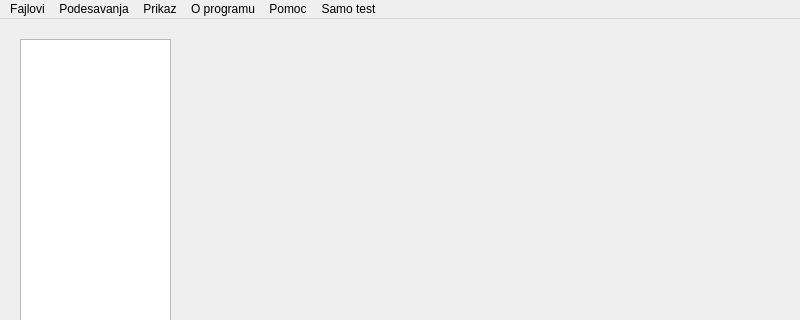
First picture: the form in ProjectAlmond/GUI/glavniprozor.ui, repository bozidarrr/RS15-14, before the edit; both pictures show x 0 to 800 and y 0 to 320 of the 800 by 600 pixel window.
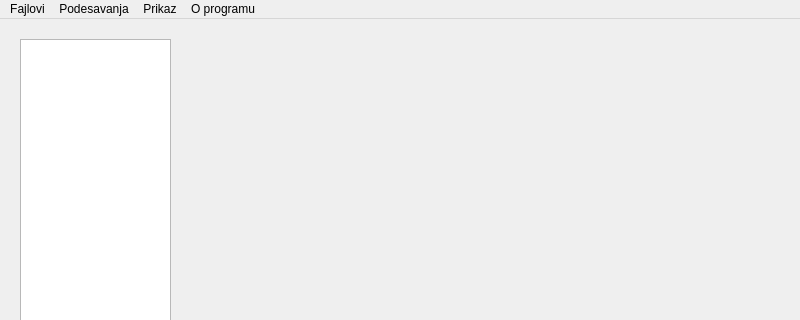
Second picture: the form after the edit. Icons and pictures are not drawn.

The edit to the form file:
```diff
--- a/ProjectAlmond/GUI/glavniprozor.ui
+++ b/ProjectAlmond/GUI/glavniprozor.ui
@@ -124,28 +124,15 @@
     <addaction name="aInformacije"/>
     <addaction name="actionPretraga"/>
    </widget>
-   <widget class="QMenu" name="mPomoc">
-    <property name="title">
-     <string>Pomoc</string>
-    </property>
-   </widget>
    <widget class="QMenu" name="mOProgramu">
     <property name="title">
      <string>O programu</string>
     </property>
    </widget>
-   <widget class="QMenu" name="menuSamo_test">
-    <property name="title">
-     <string>Samo test</string>
-    </property>
-    <addaction name="aKljucna"/>
-   </widget>
    <addaction name="mFajlovi"/>
    <addaction name="mPodesavanja"/>
    <addaction name="mPrikaz"/>
    <addaction name="mOProgramu"/>
-   <addaction name="mPomoc"/>
-   <addaction name="menuSamo_test"/>
   </widget>
   <widget class="QStatusBar" name="statusBar"/>
   <action name="aNovoStablo">
```
Left out of the diff: 5 changed lines with no effect on the pictures.
